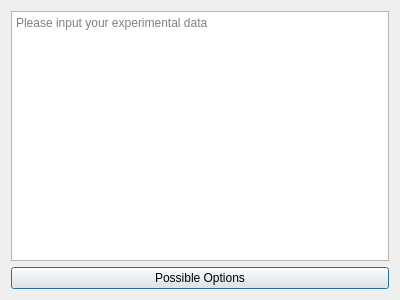
The window that SDIC Project/Options.ui (Yintai-Ding/SDIC-Project-YintaiDing) describes before a commit, drawn with Qt 5.
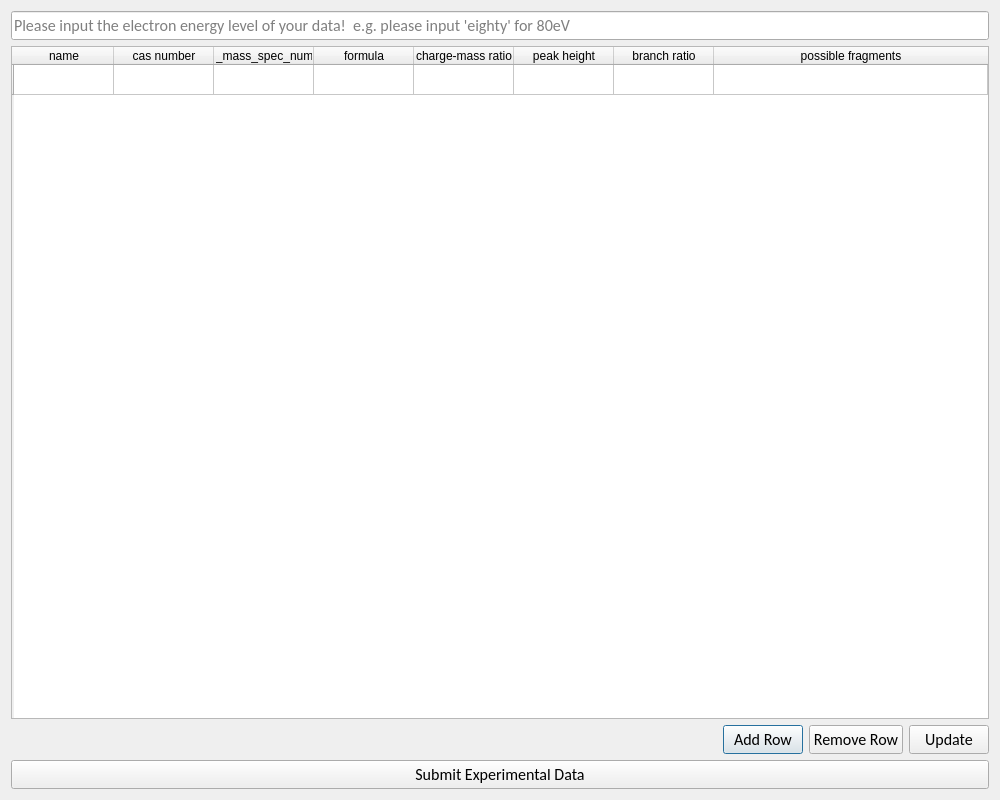
The same window after the commit.

Commit message: upload experimental data to database

```diff
--- a/SDIC Project/Options.ui
+++ b/SDIC Project/Options.ui
@@ -6,10 +6,16 @@
    <rect>
     <x>0</x>
     <y>0</y>
-    <width>400</width>
-    <height>300</height>
+    <width>1000</width>
+    <height>800</height>
    </rect>
   </property>
+  <property name="minimumSize">
+   <size>
+    <width>1000</width>
+    <height>400</height>
+   </size>
+  </property>
   <property name="windowTitle">
    <string>Options</string>
   </property>
@@ -17,16 +23,145 @@
    <item>
     <layout class="QVBoxLayout" name="verticalLayout">
      <item>
-      <widget class="QPlainTextEdit" name="InputInformation">
+      <widget class="QLineEdit" name="energy_level">
+       <property name="font">
+        <font>
+         <family>Calibri</family>
+         <pointsize>12</pointsize>
+        </font>
+       </property>
+       <property name="text">
+        <string/>
+       </property>
        <property name="placeholderText">
-        <string>Please input your experimental data</string>
+        <string>Please input the electron energy level of your data!  e.g. please input 'eighty' for 80eV</string>
        </property>
       </widget>
      </item>
+     <item>
+      <widget class="QTableWidget" name="input_table">
+       <property name="enabled">
+        <bool>true</bool>
+       </property>
+       <attribute name="horizontalHeaderShowSortIndicator" stdset="0">
+        <bool>true</bool>
+       </attribute>
+       <attribute name="horizontalHeaderStretchLastSection">
+        <bool>true</bool>
+       </attribute>
+       <row>
+        <property name="text">
+         <string/>
+        </property>
+       </row>
+       <column>
+        <property name="text">
+         <string>name</string>
+        </property>
+       </column>
+       <column>
+        <property name="text">
+         <string>cas number</string>
+        </property>
+       </column>
+       <column>
+        <property name="text">
+         <string>nist_mass_spec_number</string>
+        </property>
+       </column>
+       <column>
+        <property name="text">
+         <string>formula</string>
+        </property>
+       </column>
+       <column>
+        <property name="text">
+         <string>charge-mass ratio</string>
+        </property>
+       </column>
+       <column>
+        <property name="text">
+         <string>peak height</string>
+        </property>
+       </column>
+       <column>
+        <property name="text">
+         <string>branch ratio</string>
+        </property>
+       </column>
+       <column>
+        <property name="text">
+         <string>possible fragments</string>
+        </property>
+       </column>
+      </widget>
+     </item>
+     <item>
+      <layout class="QHBoxLayout" name="horizontalLayout">
+       <item>
+        <spacer name="horizontalSpacer">
+         <property name="orientation">
+          <enum>Qt::Horizontal</enum>
+         </property>
+         <property name="sizeHint" stdset="0">
+          <size>
+           <width>40</width>
+           <height>20</height>
+          </size>
+         </property>
+        </spacer>
+       </item>
+       <item>
+        <widget class="QPushButton" name="add_row">
+         <property name="font">
+          <font>
+           <family>Calibri</family>
+           <pointsize>12</pointsize>
+          </font>
+         </property>
+         <property name="text">
+          <string>Add Row</string>
+         </property>
+        </widget>
+       </item>
+       <item>
+        <widget class="QPushButton" name="remove_row">
+         <property name="font">
+          <font>
+           <family>Calibri</family>
+           <pointsize>12</pointsize>
+          </font>
+         </property>
+         <property name="text">
+          <string>Remove Row</string>
+         </property>
+        </widget>
+       </item>
+       <item>
+        <widget class="QPushButton" name="update_button">
+         <property name="font">
+          <font>
+           <family>Calibri</family>
+           <pointsize>12</pointsize>
+          </font>
+         </property>
+         <property name="text">
+          <string>Update</string>
+         </property>
+        </widget>
+       </item>
+      </layout>
+     </item>
      <item>
       <widget class="QPushButton" name="PossibleOptions">
+       <property name="font">
+        <font>
+         <family>Calibri</family>
+         <pointsize>12</pointsize>
+        </font>
+       </property>
        <property name="text">
-        <string>Possible Options</string>
+        <string>Submit Experimental Data</string>
        </property>
       </widget>
      </item>
```
The commit also changes 2 other files.
